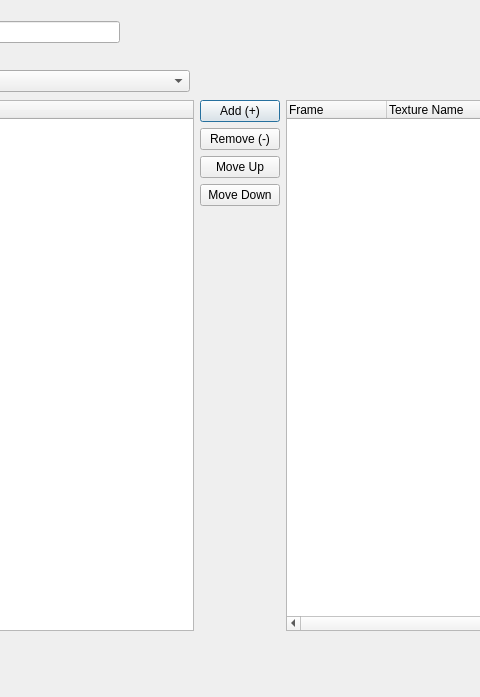
Above: brickleedit/src/gui/animationframeeditor/animationframeeditor.ui from paarm/bricklebrit before the change; both pictures show x 281 to 761 and y 0 to 697 of the 1041 by 697 pixel window. Below: the same form after it.
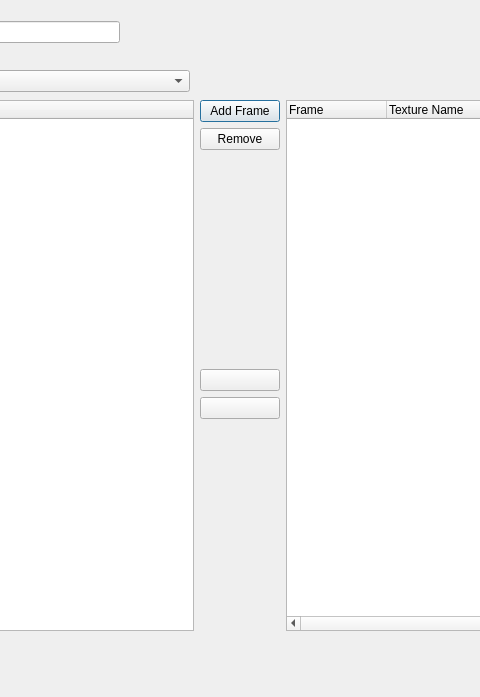
That is the form after the change. Icons and pictures are not drawn.

```diff
--- a/brickleedit/src/gui/animationframeeditor/animationframeeditor.ui
+++ b/brickleedit/src/gui/animationframeeditor/animationframeeditor.ui
@@ -77,7 +77,18 @@
          </size>
         </property>
         <property name="text">
-         <string>Add (+)</string>
+         <string>Add Frame</string>
+        </property>
+        <property name="icon">
+         <iconset>
+          <normalon>:/icons/plus.png</normalon>
+         </iconset>
+        </property>
+        <property name="autoRepeat">
+         <bool>false</bool>
+        </property>
+        <property name="flat">
+         <bool>false</bool>
         </property>
        </widget>
       </item>
@@ -90,10 +101,28 @@
          </size>
         </property>
         <property name="text">
-         <string>Remove (-)</string>
+         <string>Remove</string>
+        </property>
+        <property name="icon">
+         <iconset>
+          <normalon>:/icons/delete.png</normalon>
+         </iconset>
         </property>
        </widget>
       </item>
+      <item>
+       <spacer name="verticalSpacer_2">
+        <property name="orientation">
+         <enum>Qt::Vertical</enum>
+        </property>
+        <property name="sizeHint" stdset="0">
+         <size>
+          <width>20</width>
+          <height>40</height>
+         </size>
+        </property>
+       </spacer>
+      </item>
       <item>
        <widget class="QPushButton" name="moveUp">
         <property name="maximumSize">
@@ -103,7 +132,12 @@
          </size>
         </property>
         <property name="text">
-         <string>Move Up</string>
+         <string/>
+        </property>
+        <property name="icon">
+         <iconset>
+          <normalon>:/icons/up.png</normalon>
+         </iconset>
         </property>
        </widget>
       </item>
@@ -116,7 +150,12 @@
          </size>
         </property>
         <property name="text">
-         <string>Move Down</string>
+         <string/>
+        </property>
+        <property name="icon">
+         <iconset>
+          <normalon>:/icons/down.png</normalon>
+         </iconset>
         </property>
        </widget>
       </item>
```
Left out of the diff: 12 changed lines with no effect on the pictures.
